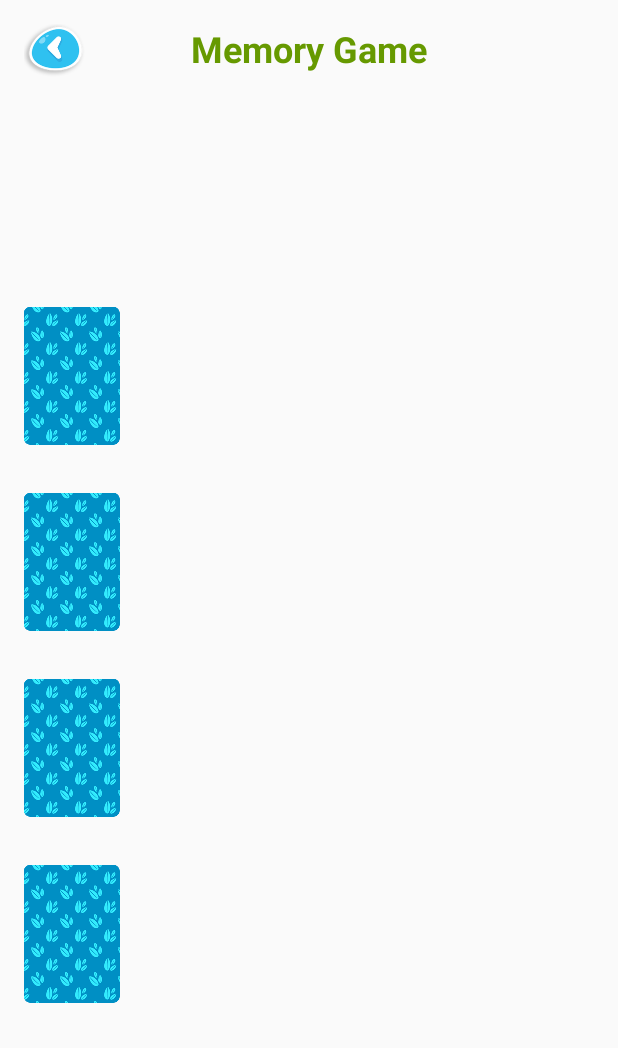
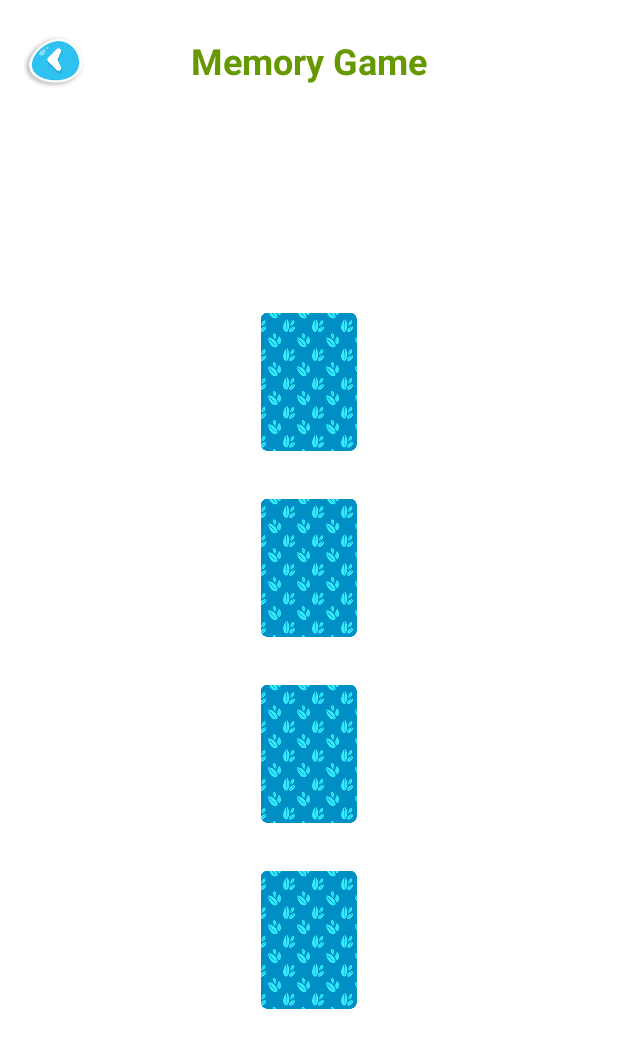
Before and after one commit to CaiqueAAndrade/Memory-Game, an Android app: the layout activity_memory_game.xml on its own in the app's theme, with its tools: preview values and no code run, on a phone screen of 412 x 824 dp. Shown: the top 1048 px of the screen. Run offline under Robolectric (Android 15) with nearby library versions, the phone set to English and light mode, and no system bars.

Commit message:
Implement MemoryGameCardRecyclerViewAdapter.kt from json

```diff
--- a/app/src/main/AndroidManifest.xml
+++ b/app/src/main/AndroidManifest.xml
@@ -19,6 +19,7 @@
         </activity>
 
         <activity android:name=".ui.LobbyActivity"/>
+        <activity android:name=".ui.MemoryGameActivity" />
     </application>
 
 </manifest>
--- a/app/src/main/res/layout/activity_lobby.xml
+++ b/app/src/main/res/layout/activity_lobby.xml
@@ -11,7 +11,7 @@
             android:id="@+id/tv_lobby_title"
             android:layout_width="wrap_content"
             android:layout_height="wrap_content"
-            android:layout_margin="16dp"
+            android:layout_marginTop="24dp"
             android:text="@string/header_title"
             android:textColor="@android:color/holo_green_dark"
             android:textSize="24sp"
--- a/app/src/main/res/layout/activity_memory_game.xml
+++ b/app/src/main/res/layout/activity_memory_game.xml
@@ -3,15 +3,21 @@
     xmlns:app="http://schemas.android.com/apk/res-auto"
     xmlns:tools="http://schemas.android.com/tools">
 
+    <androidx.core.widget.NestedScrollView
+        android:layout_width="match_parent"
+        android:layout_height="match_parent"
+        android:fillViewport="true">
+
         <androidx.constraintlayout.widget.ConstraintLayout
             android:layout_width="match_parent"
-        android:layout_height="match_parent">
+            android:layout_height="match_parent"
+            android:background="@android:color/white">
 
             <TextView
                 android:id="@+id/tv_memory_game_title"
                 android:layout_width="wrap_content"
                 android:layout_height="wrap_content"
-            android:layout_margin="16dp"
+                android:layout_marginTop="24dp"
                 android:text="@string/header_title"
                 android:textColor="@android:color/holo_green_dark"
                 android:textSize="24sp"
@@ -24,22 +30,34 @@
                 android:id="@+id/ib_back"
                 android:layout_width="wrap_content"
                 android:layout_height="wrap_content"
+                android:layout_marginStart="16dp"
+                android:layout_marginTop="24dp"
+                android:background="@android:color/transparent"
+                android:contentDescription="@string/memory_game_go_back_button_content_description"
                 android:src="@drawable/back_nav_button"
-            android:layout_margin="16dp"
-            android:background="@android:color/transparent"
-            app:layout_constraintTop_toTopOf="parent"
                 app:layout_constraintStart_toStartOf="parent"
-            android:contentDescription="@string/memory_game_go_back_button_content_description" />
+                app:layout_constraintTop_toTopOf="parent" />
 
             <androidx.recyclerview.widget.RecyclerView
                 android:id="@+id/rv_memory_game"
-            android:layout_width="match_parent"
+                android:layout_width="wrap_content"
                 android:layout_height="wrap_content"
+                app:layout_constraintBottom_toBottomOf="parent"
+                app:layout_constraintEnd_toEndOf="parent"
+                app:layout_constraintStart_toStartOf="parent"
+                app:layout_constraintTop_toBottomOf="@+id/tv_memory_game_title"
                 tools:itemCount="4"
-            tools:listitem="@layout/item_custom_memory_game_card"
-            app:layout_constraintTop_toBottomOf="@+id/tv_memory_game_title"
+                tools:listitem="@layout/item_custom_memory_game_card" />
+
+            <ImageView
+                android:id="@+id/iv_test"
+                android:layout_width="wrap_content"
+                android:layout_height="wrap_content"
                 app:layout_constraintBottom_toBottomOf="parent"
-            app:layout_constraintStart_toStartOf="parent"/>
+                app:layout_constraintEnd_toEndOf="parent"
+                app:layout_constraintStart_toStartOf="parent"
+                app:layout_constraintTop_toTopOf="parent" />
 
         </androidx.constraintlayout.widget.ConstraintLayout>
+    </androidx.core.widget.NestedScrollView>
 </layout>
--- a/app/src/main/res/layout/item_custom_memory_game_card.xml
+++ b/app/src/main/res/layout/item_custom_memory_game_card.xml
@@ -1,4 +1,6 @@
 <?xml version="1.0" encoding="utf-8"?>
+<layout>
+
     <androidx.constraintlayout.widget.ConstraintLayout xmlns:android="http://schemas.android.com/apk/res/android"
         xmlns:app="http://schemas.android.com/apk/res-auto"
         android:layout_width="wrap_content"
@@ -9,11 +11,12 @@
             android:layout_width="wrap_content"
             android:layout_height="wrap_content"
             android:layout_margin="16dp"
+            android:contentDescription="@string/memory_game_card_content_description"
             android:src="@drawable/card_back"
             app:layout_constraintBottom_toBottomOf="parent"
             app:layout_constraintEnd_toEndOf="parent"
             app:layout_constraintStart_toStartOf="parent"
-        app:layout_constraintTop_toTopOf="parent"
-        android:contentDescription="@string/memory_game_card_content_description" />
+            app:layout_constraintTop_toTopOf="parent" />
 
     </androidx.constraintlayout.widget.ConstraintLayout>
+</layout>
```
Also changed, not shown: app/build.gradle (+7 -0 lines), app/src/main/assets/memory_game_cards.json (added, +52 -0 lines), app/src/main/java/com/homermemorygame/model/GameMode.kt (added, +12 -0 lines), app/src/main/java/com/homermemorygame/model/MemoryGameCard.kt (added, +7 -0 lines), app/src/main/java/com/homermemorygame/ui/LobbyActivity.kt (+19 -0 lines), app/src/main/java/com/homermemorygame/ui/MemoryGameActivity.kt (added, +79 -0 lines), app/src/main/java/com/homermemorygame/ui/MemoryGameCardRecyclerViewAdapter.kt (added, +70 -0 lines), app/src/main/java/com/homermemorygame/util/Utils.kt (added, +33 -0 lines). Lines whose indentation alone changed are shown as unchanged.
